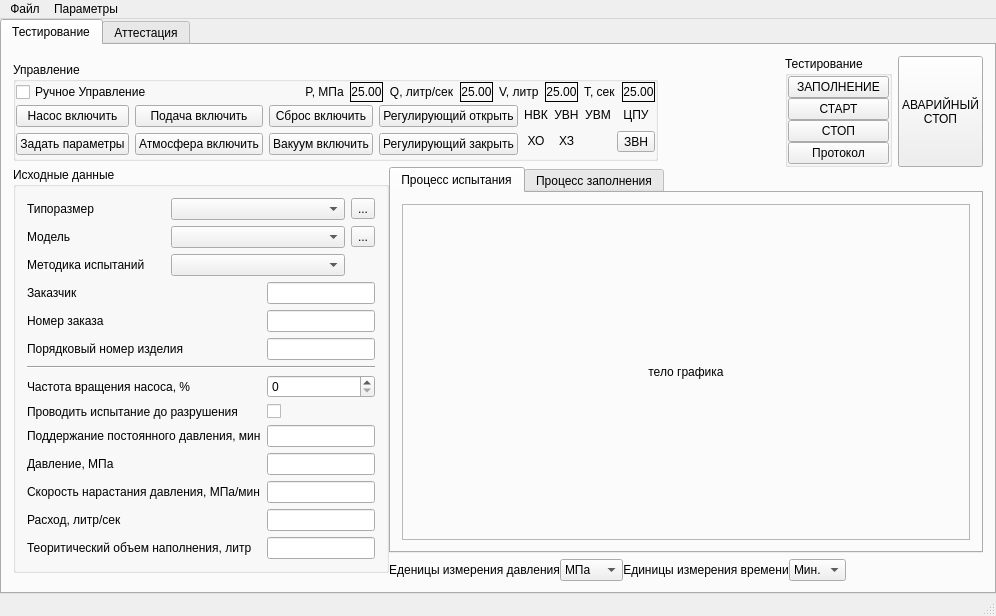
The window that main_window.ui (firef0xff/ttm25) describes before a commit, drawn with Qt 5.
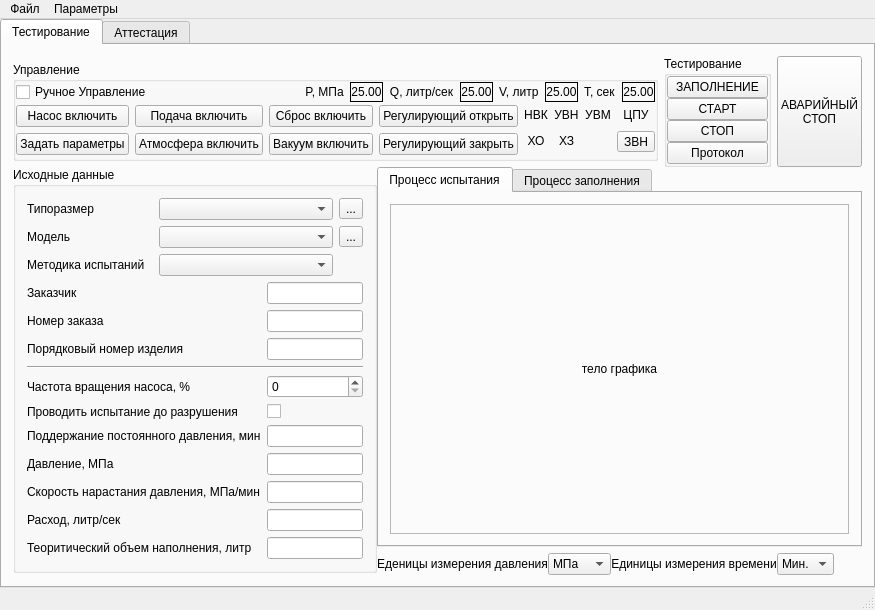
The same window after the commit.

Commit message:
отладка теста
2ч

What changed in the file:
```diff
--- a/main_window.ui
+++ b/main_window.ui
@@ -9,8 +9,8 @@
    <rect>
     <x>0</x>
     <y>0</y>
-    <width>996</width>
-    <height>616</height>
+    <width>808</width>
+    <height>574</height>
    </rect>
   </property>
   <property name="windowTitle">
@@ -1613,8 +1613,8 @@
     <rect>
      <x>0</x>
      <y>0</y>
-     <width>996</width>
-     <height>19</height>
+     <width>808</width>
+     <height>21</height>
     </rect>
    </property>
    <widget class="QMenu" name="menu">
```
The commit also changes 1 other file.
